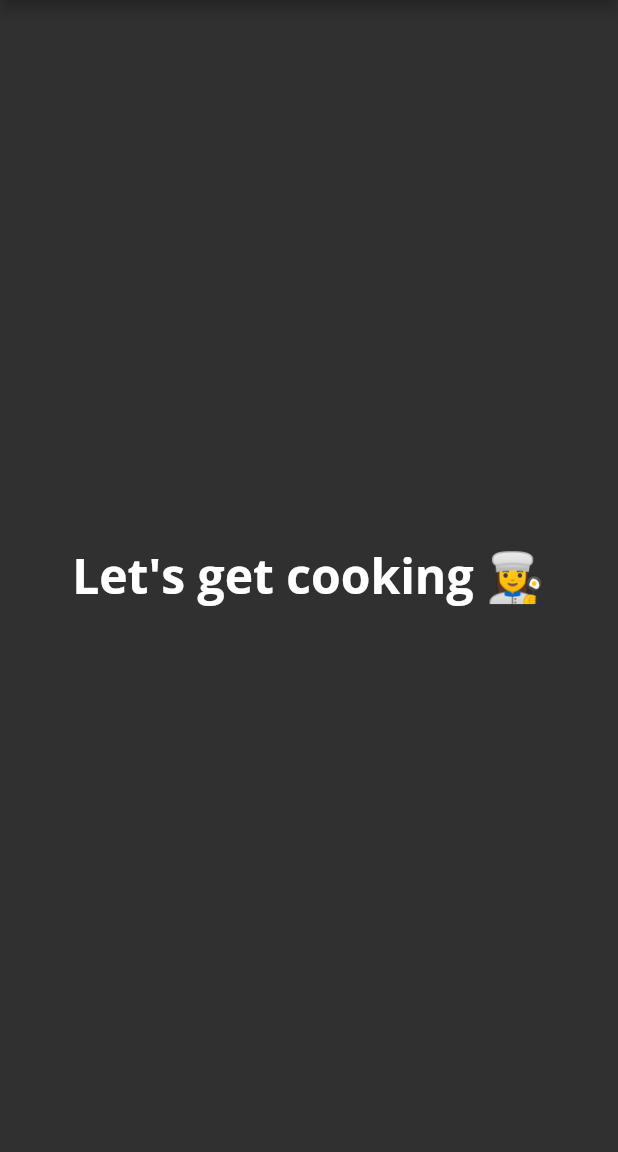
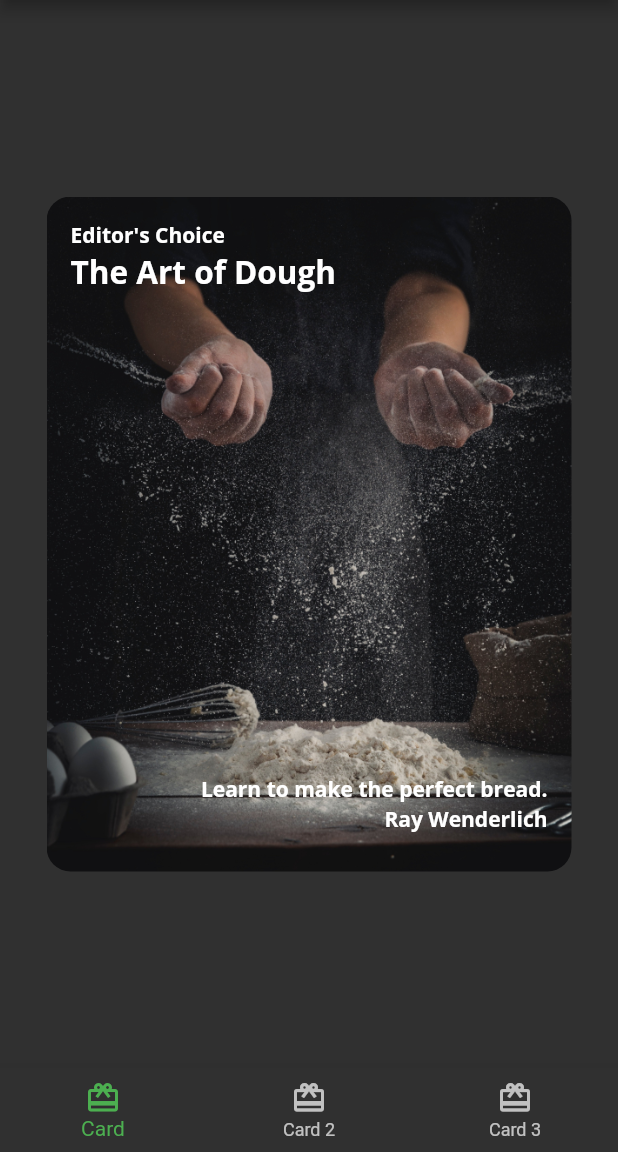
Before and after one commit to manisgoyal/fooderlich, a Flutter app: the screen it shows after launch, on a phone screen of 412 x 824 dp, the part 84-1236 px from its top. Run offline on Flutter 3.47's test engine with Material 2 defaults, Android fonts, the phone set to English and light mode, and no system bars; our stand-ins replace google_fonts.

Commit message:
Added upto Card 1

```diff
--- /dev/null
+++ b/lib/card1.dart
@@ -0,0 +1,60 @@
+import 'package:flutter/material.dart';
+import 'fooderlich_theme.dart';
+
+class Card1 extends StatelessWidget {
+  const Card1({Key? key}) : super(key: key);
+  final String category = 'Editor\'s Choice';
+  final String title = 'The Art of Dough';
+  final String description = 'Learn to make the perfect bread.';
+  final String chef = 'Ray Wenderlich';
+
+  @override
+  Widget build(BuildContext context) {
+    return Center(
+      child: Container(
+        child: Stack(
+          children: [
+            Text(
+              category,
+              style: FooderlichTheme.darkTextTheme.bodyText1,
+            ),
+            Positioned(
+              child: Text(
+                title,
+                style: FooderlichTheme.darkTextTheme.headline2,
+              ),
+              top: 20,
+            ),
+            Positioned(
+              child: Text(
+                description,
+                style: FooderlichTheme.darkTextTheme.bodyText1,
+              ),
+              bottom: 30,
+              right: 0,
+            ),
+            Positioned(
+              child: Text(
+                chef,
+                style: FooderlichTheme.darkTextTheme.bodyText1,
+              ),
+              bottom: 10,
+              right: 0,
+            ),
+          ],
+        ),
+        padding: const EdgeInsets.all(16),
+        constraints: const BoxConstraints.expand(
+          width: 350,
+          height: 450,
+        ),
+        decoration: BoxDecoration(
+            borderRadius: BorderRadius.circular(16),
+            image: DecorationImage(
+              image: AssetImage('assets/mag1.png'),
+              fit: BoxFit.cover,
+            )),
+      ),
+    );
+  }
+}
--- /dev/null
+++ b/lib/home.dart
@@ -0,0 +1,55 @@
+import 'package:flutter/material.dart';
+import 'card1.dart';
+
+class Home extends StatefulWidget {
+  const Home({Key? key}) : super(key: key);
+
+  @override
+  State<Home> createState() => _HomeState();
+}
+
+class _HomeState extends State<Home> {
+  int _selectedIndex = 0;
+  static List<Widget> pages = <Widget>[
+    const Card1(),
+    // TODO: Replace with Card2
+    Container(color: Colors.green),
+    // TODO: Replace with Card3
+    Container(color: Colors.blue)
+  ];
+
+  void _onItemTapped(int index) {
+    setState(() {
+      _selectedIndex = index;
+    });
+  }
+
+  @override
+  Widget build(BuildContext context) {
+    return Scaffold(
+      appBar: AppBar(
+        title: Text(
+          'Fooderlich',
+          style: Theme.of(context).textTheme.headline6,
+        ),
+      ),
+      // TODO: Show selected tab
+      body: pages[_selectedIndex],
+      bottomNavigationBar: BottomNavigationBar(
+        selectedItemColor: Theme.of(context).textSelectionTheme.selectionColor,
+        currentIndex: _selectedIndex,
+        onTap: _onItemTapped,
+        items: <BottomNavigationBarItem>[
+          const BottomNavigationBarItem(
+            icon: Icon(Icons.card_giftcard),
+            label: 'Card',
+          ),
+          const BottomNavigationBarItem(
+              icon: Icon(Icons.card_giftcard), label: 'Card 2'),
+          const BottomNavigationBarItem(
+              icon: Icon(Icons.card_giftcard), label: 'Card 3'),
+        ],
+      ),
+    );
+  }
+}
--- a/lib/main.dart
+++ b/lib/main.dart
@@ -1,6 +1,7 @@
 import 'package:flutter/material.dart';
 
 import 'fooderlich_theme.dart';
+import 'home.dart';
 
 void main() => runApp(const FooderLich());
 
@@ -14,16 +15,7 @@ class FooderLich extends StatelessWidget {
     return MaterialApp(
       theme: theme,
       title: 'Fooderlich',
-      home: Scaffold(
-        appBar:
-            AppBar(title: Text('Fooderlich', style: theme.textTheme.headline6)),
-        body: Center(
-          child: Text(
-            'Let\'s get cooking 👩‍🍳',
-            style: theme.textTheme.headline1,
-          ),
-        ),
-      ),
+      home: const Home(),
     );
   }
 }
--- a/pubspec.yaml
+++ b/pubspec.yaml
@@ -59,9 +59,8 @@ flutter:
   uses-material-design: true
 
   # To add assets to your application, add an assets section, like this:
-  # assets:
-  #   - images/a_dot_burr.jpeg
-  #   - images/a_dot_ham.jpeg
+  assets:
+    - assets/
 
   # An image asset can refer to one or more resolution-specific "variants", see
   # https://flutter.dev/assets-and-images/#resolution-aware.
```
Also changed, not shown: assets/author_katz.jpeg (added), assets/mag1.png (added), assets/mag2.png (added), assets/mag3.png (added), assets/mag4.png (added), assets/mag5.png (added).
